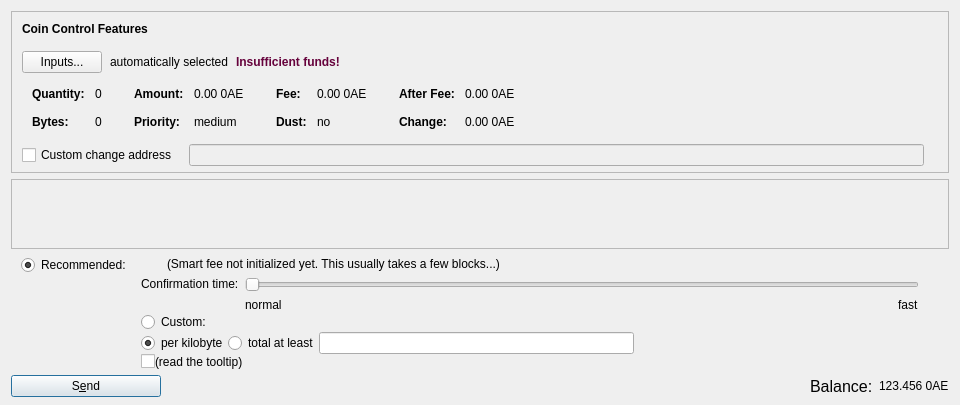
Before: the Qt Designer form src/qt/forms/sendcoinsdialog.ui in Ankh-Trust/electrum-core, drawn with Qt 5.
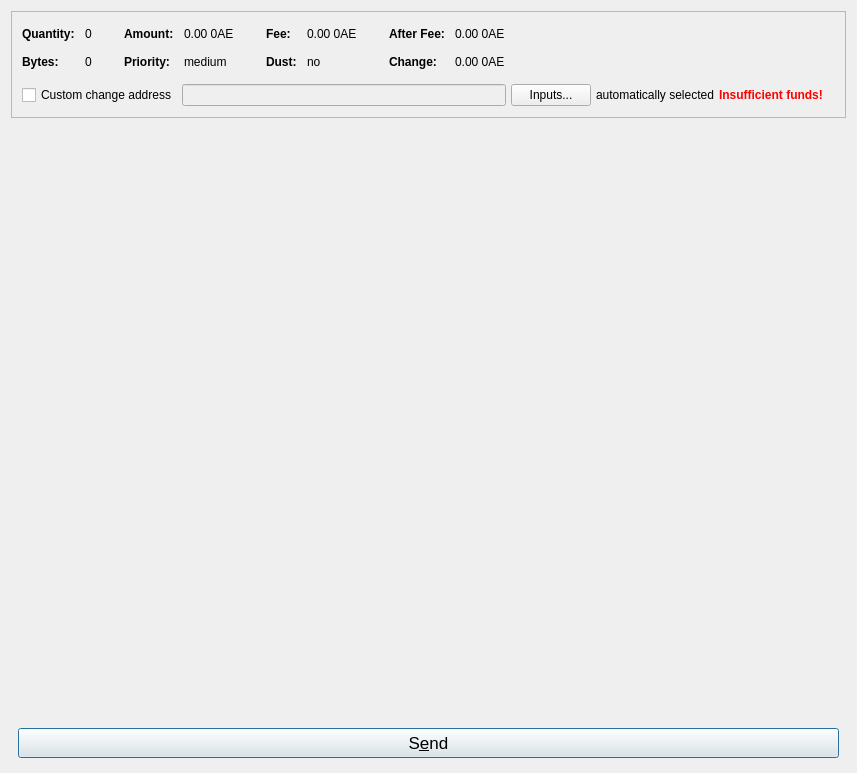
After: the same form once the commit is applied. Icons and pictures are not drawn. Custom widgets are drawn as their Qt base class.

```diff
--- a/src/qt/forms/sendcoinsdialog.ui
+++ b/src/qt/forms/sendcoinsdialog.ui
@@ -6,31 +6,19 @@
    <rect>
     <x>0</x>
     <y>0</y>
-    <width>960</width>
-    <height>320</height>
+    <width>857</width>
+    <height>773</height>
    </rect>
   </property>
   <property name="windowTitle">
    <string>Send Coins</string>
   </property>
-  <layout class="QVBoxLayout" name="verticalLayout" stretch="0,1,0,0">
+  <layout class="QVBoxLayout" name="verticalLayout" stretch="0,0,0,0">
    <property name="bottomMargin">
     <number>8</number>
    </property>
    <item>
     <widget class="QFrame" name="frameCoinControl">
-     <property name="sizePolicy">
-      <sizepolicy hsizetype="Expanding" vsizetype="Expanding">
-       <horstretch>0</horstretch>
-       <verstretch>0</verstretch>
-      </sizepolicy>
-     </property>
-     <property name="maximumSize">
-      <size>
-       <width>16777215</width>
-       <height>16777215</height>
-      </size>
-     </property>
      <property name="frameShape">
       <enum>QFrame::StyledPanel</enum>
      </property>
@@ -59,40 +47,17 @@
          <number>0</number>
         </property>
         <property name="leftMargin">
-         <number>10</number>
+         <number>0</number>
         </property>
         <property name="topMargin">
-         <number>10</number>
+         <number>0</number>
         </property>
-        <item>
-         <layout class="QHBoxLayout" name="horizontalLayoutCoinControl1">
-          <property name="bottomMargin">
-           <number>15</number>
-          </property>
-          <item>
-           <widget class="QLabel" name="labelCoinControlFeatures">
-            <property name="sizePolicy">
-             <sizepolicy hsizetype="Preferred" vsizetype="Maximum">
-              <horstretch>0</horstretch>
-              <verstretch>0</verstretch>
-             </sizepolicy>
-            </property>
-            <property name="font">
-             <font>
-              <weight>75</weight>
-              <bold>true</bold>
-             </font>
-            </property>
-            <property name="styleSheet">
-             <string notr="true">font-weight:bold;</string>
-            </property>
-            <property name="text">
-             <string>Coin Control Features</string>
-            </property>
-           </widget>
-          </item>
-         </layout>
-        </item>
+        <property name="rightMargin">
+         <number>0</number>
+        </property>
+        <property name="bottomMargin">
+         <number>0</number>
+        </property>
         <item>
          <layout class="QHBoxLayout" name="horizontalLayoutCoinControl2" stretch="0">
           <property name="spacing">
@@ -101,48 +66,6 @@
           <property name="bottomMargin">
            <number>10</number>
           </property>
-          <item>
-           <widget class="QPushButton" name="pushButtonCoinControl">
-            <property name="styleSheet">
-             <string notr="true"/>
-            </property>
-            <property name="text">
-             <string>Inputs...</string>
-            </property>
-            <property name="autoDefault">
-             <bool>false</bool>
-            </property>
-           </widget>
-          </item>
-          <item>
-           <widget class="QLabel" name="labelCoinControlAutomaticallySelected">
-            <property name="text">
-             <string>automatically selected</string>
-            </property>
-            <property name="margin">
-             <number>5</number>
-            </property>
-           </widget>
-          </item>
-          <item>
-           <widget class="QLabel" name="labelCoinControlInsuffFunds">
-            <property name="font">
-             <font>
-              <weight>75</weight>
-              <bold>true</bold>
-             </font>
-            </property>
-            <property name="styleSheet">
-             <string notr="true">color: #66023c;font-weight:bold;</string>
-            </property>
-            <property name="text">
-             <string>Insufficient funds!</string>
-            </property>
-            <property name="margin">
-             <number>5</number>
-            </property>
-           </widget>
-          </item>
           <item>
            <spacer name="horizontalSpacerCoinControl">
             <property name="orientation">
@@ -160,21 +83,6 @@
         </item>
         <item>
          <widget class="QWidget" name="widgetCoinControl" native="true">
-          <property name="sizePolicy">
-           <sizepolicy hsizetype="Preferred" vsizetype="Preferred">
-            <horstretch>0</horstretch>
-            <verstretch>0</verstretch>
-           </sizepolicy>
-          </property>
-          <property name="minimumSize">
-           <size>
-            <width>0</width>
-            <height>0</height>
-           </size>
-          </property>
-          <property name="styleSheet">
-           <string notr="true"/>
-          </property>
           <layout class="QHBoxLayout" name="horizontalLayoutCoinControl5">
            <property name="leftMargin">
             <number>0</number>
@@ -530,17 +438,20 @@
         <item>
          <layout class="QHBoxLayout" name="horizontalLayoutCoinControl4" stretch="0,0,0,0,0,0">
           <property name="spacing">
-           <number>12</number>
-          </property>
-          <property name="sizeConstraint">
-           <enum>QLayout::SetDefaultConstraint</enum>
+           <number>5</number>
           </property>
           <property name="topMargin">
            <number>5</number>
           </property>
           <property name="rightMargin">
+           <number>10</number>
+          </property>
+          <property name="bottomMargin">
            <number>5</number>
           </property>
+          <property name="leftMargin">
+           <number>10</number>
+          </property>
           <item>
            <widget class="QCheckBox" name="checkBoxCoinControlChange">
             <property name="toolTip">
@@ -556,22 +467,52 @@
             <property name="enabled">
              <bool>false</bool>
             </property>
-            <property name="sizePolicy">
-             <sizepolicy hsizetype="Expanding" vsizetype="Fixed">
-              <horstretch>0</horstretch>
-              <verstretch>0</verstretch>
-             </sizepolicy>
+           </widget>
+          </item>
+          <item>
+           <widget class="QPushButton" name="pushButtonCoinControl">
+            <property name="styleSheet">
+             <string notr="true"/>
+            </property>
+            <property name="text">
+             <string>Inputs...</string>
+            </property>
+            <property name="autoDefault">
+             <bool>false</bool>
+            </property>
+           </widget>
+          </item>
+          <item>
+           <widget class="QLabel" name="labelCoinControlAutomaticallySelected">
+            <property name="text">
+             <string>automatically selected</string>
+            </property>
+            <property name="margin">
+             <number>5</number>
+            </property>
+           </widget>
+          </item>
+          <item>
+           <widget class="QLabel" name="labelCoinControlInsuffFunds">
+            <property name="font">
+             <font>
+              <weight>75</weight>
+              <bold>true</bold>
+             </font>
+            </property>
+            <property name="styleSheet">
+             <string notr="true">color:red;font-weight:bold;</string>
+            </property>
+            <property name="text">
+             <string>Insufficient funds!</string>
+            </property>
+            <property name="margin">
+             <number>5</number>
             </property>
            </widget>
           </item>
           <item>
            <widget class="QLabel" name="labelCoinControlChangeLabel">
-            <property name="sizePolicy">
-             <sizepolicy hsizetype="Preferred" vsizetype="Expanding">
-              <horstretch>0</horstretch>
-              <verstretch>0</verstretch>
-             </sizepolicy>
-            </property>
             <property name="minimumSize">
              <size>
               <width>0</width>
@@ -588,573 +529,104 @@
           </item>
          </layout>
         </item>
-        <item>
-         <spacer name="verticalSpacerCoinControl">
-          <property name="orientation">
-           <enum>Qt::Vertical</enum>
-          </property>
-          <property name="sizeHint" stdset="0">
-           <size>
-            <width>800</width>
-            <height>1</height>
-           </size>
-          </property>
-         </spacer>
-        </item>
        </layout>
       </item>
      </layout>
     </widget>
    </item>
    <item>
-    <widget class="QScrollArea" name="scrollArea">
-     <property name="widgetResizable">
-      <bool>true</bool>
+    <spacer name="verticalSpacer">
+     <property name="orientation">
+      <enum>Qt::Vertical</enum>
      </property>
-     <widget class="QWidget" name="scrollAreaWidgetContents">
-      <property name="geometry">
-       <rect>
-        <x>0</x>
-        <y>0</y>
-        <width>824</width>
-        <height>166</height>
-       </rect>
-      </property>
-      <layout class="QVBoxLayout" name="verticalLayout_2" stretch="0,1">
-       <property name="leftMargin">
-        <number>0</number>
+     <property name="sizeType">
+      <enum>QSizePolicy::Expanding</enum>
+     </property>
+    </spacer>
+   </item>
+   <item>
+    <layout class="QVBoxLayout" name="verticalLayout_6">
+     <item>
+      <layout class="QVBoxLayout" name="entries">
+       <property name="spacing">
+        <number>6</number>
        </property>
-       <property name="topMargin">
-        <number>0</number>
-       </property>
-       <property name="rightMargin">
-        <number>0</number>
-       </property>
-       <property name="bottomMargin">
-        <number>0</number>
-       </property>
-       <item>
-        <layout class="QVBoxLayout" name="entries">
-         <property name="spacing">
-          <number>6</number>
-         </property>
-        </layout>
-       </item>
-       <item>
-        <spacer name="verticalSpacer">
-         <property name="orientation">
-          <enum>Qt::Vertical</enum>
-         </property>
-         <property name="sizeHint" stdset="0">
-          <size>
-           <width>20</width>
-           <height>40</height>
-          </size>
-         </property>
-        </spacer>
-       </item>
       </layout>
-     </widget>
-    </widget>
-   </item>
-   <item>
-    <widget class="QFrame" name="frameFee">
-     <property name="sizePolicy">
-      <sizepolicy hsizetype="Expanding" vsizetype="Maximum">
-       <horstretch>0</horstretch>
-       <verstretch>0</verstretch>
-      </sizepolicy>
-     </property>
-     <property name="maximumSize">
-      <size>
-       <width>16777215</width>
-       <height>16777215</height>
-      </size>
-     </property>
-     <property name="frameShape">
-      <enum>QFrame::NoFrame</enum>
-     </property>
-     <layout class="QVBoxLayout" name="verticalLayoutFee1">
-      <property name="spacing">
-       <number>0</number>
-      </property>
-      <property name="leftMargin">
-       <number>0</number>
-      </property>
-      <property name="topMargin">
-       <number>0</number>
-      </property>
-      <property name="rightMargin">
-       <number>0</number>
-      </property>
-      <property name="bottomMargin">
-       <number>0</number>
-      </property>
-      <item>
-       <layout class="QVBoxLayout" name="verticalLayoutFee2" stretch="0,0,0">
-        <property name="spacing">
-         <number>0</number>
-        </property>
-        <property name="leftMargin">
-         <number>10</number>
-        </property>
-        <property name="topMargin">
-         <number>0</number>
-        </property>
-        <item>
-         <layout class="QHBoxLayout" name="horizontalLayoutFee1">
-          <property name="bottomMargin">
-           <number>0</number>
-          </property>
-          <item>
-           <layout class="QVBoxLayout" name="verticalLayoutFee7">
-            <property name="spacing">
-             <number>0</number>
-            </property>
-            <item>
-             <spacer name="verticalSpacerSmartFee">
-              <property name="orientation">
-               <enum>Qt::Vertical</enum>
-              </property>
-              <property name="sizeType">
-               <enum>QSizePolicy::Fixed</enum>
-              </property>
-              <property name="sizeHint" stdset="0">
-               <size>
-                <width>1</width>
-                <height>0</height>
-               </size>
-              </property>
-             </spacer>
-            </item>
-            <item>
-             <spacer name="verticalSpacer_5">
-              <property name="orientation">
-               <enum>Qt::Vertical</enum>
-              </property>
-              <property name="sizeHint" stdset="0">
-               <size>
-                <width>1</width>
-                <height>0</height>
-               </size>
-              </property>
-             </spacer>
-            </item>
-           </layout>
-          </item>
-         </layout>
-        </item>
-        <item>
-         <widget class="QFrame" name="frameFeeSelection">
-          <layout class="QVBoxLayout" name="verticalLayoutFee12">
-           <property name="spacing">
-            <number>0</number>
-           </property>
-           <property name="leftMargin">
-            <number>0</number>
-           </property>
-           <property name="topMargin">
-            <number>0</number>
-           </property>
-           <property name="rightMargin">
-            <number>0</number>
-           </property>
-           <property name="bottomMargin">
-            <number>0</number>
-           </property>
-           <item>
-            <layout class="QGridLayout" name="gridLayoutFee">
-             <property name="topMargin">
-              <number>0</number>
-             </property>
-             <property name="bottomMargin">
-              <number>0</number>
-             </property>
-             <property name="horizontalSpacing">
-              <number>10</number>
-             </property>
-             <property name="verticalSpacing">
-              <number>0</number>
-             </property>
-             <item row="0" column="0">
-              <layout class="QVBoxLayout" name="verticalLayoutFee4" stretch="0,1">
-               <item>
-                <widget class="QRadioButton" name="radioSmartFee">
-                 <property name="text">
-                  <string>Recommended:</string>
-                 </property>
-                 <property name="checked">
-                  <bool>true</bool>
-                 </property>
-                 <attribute name="buttonGroup">
-                  <string notr="true">groupFee</string>
-                 </attribute>
-                </widget>
-               </item>
-               <item>
-                <spacer name="verticalSpacer_2">
-                 <property name="orientation">
-                  <enum>Qt::Vertical</enum>
-                 </property>
-                 <property name="sizeHint" stdset="0">
-                  <size>
-                   <width>1</width>
-                   <height>0</height>
-                  </size>
-                 </property>
-                </spacer>
-               </item>
-              </layout>
-             </item>
-             <item row="1" column="1">
-              <layout class="QVBoxLayout" name="verticalLayoutFee8" stretch="0,1">
-               <item>
-                <widget class="QRadioButton" name="radioCustomFee">
-                 <property name="text">
-                  <string>Custom:</string>
-                 </property>
-                 <attribute name="buttonGroup">
-                  <string notr="true">groupFee</string>
-                 </attribute>
-                </widget>
-               </item>
-               <item>
-                <layout class="QHBoxLayout" name="horizontalLayoutFee13">
-                 <item>
-                  <widget class="QRadioButton" name="radioCustomPerKilobyte">
-                   <property name="toolTip">
-                    <string>If the custom fee is set to 1000 satoshis and the transaction is only 250 bytes, then &quot;per kilobyte&quot; only pays 250 satoshis in fee, while &quot;total at least&quot; pays 1000 satoshis. For transactions bigger than a kilobyte both pay by kilobyte.</string>
-                   </property>
-                   <property name="text">
-                    <string>per kilobyte</string>
-                   </property>
-                   <property name="checked">
-                    <bool>true</bool>
-                   </property>
-                   <attribute name="buttonGroup">
-                    <string notr="true">groupCustomFee</string>
-                   </attribute>
-                  </widget>
-                 </item>
-                 <item>
-                  <widget class="QRadioButton" name="radioCustomAtLeast">
-                   <property name="toolTip">
-                    <string>If the custom fee is set to 1000 satoshis and the transaction is only 250 bytes, then &quot;per kilobyte&quot; only pays 250 satoshis in fee, while &quot;total at least&quot; pays 1000 satoshis. For transactions bigger than a kilobyte both pay by kilobyte.</string>
-                   </property>
-                   <property name="text">
-                    <string>total at least</string>
-                   </property>
-                   <attribute name="buttonGroup">
-                    <string notr="true">groupCustomFee</string>
-                   </attribute>
-                  </widget>
-                 </item>
-                 <item>
-                  <widget class="ElectrumAmountField" name="customFee"/>
-                 </item>
-                 <item>
-                  <spacer name="horizontalSpacer_6">
-                   <property name="orientation">
-                    <enum>Qt::Horizontal</enum>
-                   </property>
-                   <property name="sizeHint" stdset="0">
-                    <size>
-                     <width>1</width>
-                     <height>0</height>
-                    </size>
-                   </property>
-                  </spacer>
-                 </item>
-                </layout>
-               </item>
-               <item>
-                <layout class="QHBoxLayout" name="horizontalLayoutFee8">
-                 <item>
-                  <widget class="QCheckBox" name="checkBoxMinimumFee">
-                   <property name="toolTip">
-                    <string>Paying only the minimum fee is just fine as long as there is less transaction volume than space in the blocks. But be aware that this can end up in a never confirming transaction once there is more demand for electrum transactions than the network can process.</string>
-                   </property>
-                   <property name="text">
-                    <string/>
-                   </property>
-                  </widget>
-                 </item>
-                 <item>
-                  <widget class="QLabel" name="labelMinFeeWarning">
-                   <property name="enabled">
-                    <bool>true</bool>
-                   </property>
-                   <property name="toolTip">
-                    <string>Paying only the minimum fee is just fine as long as there is less transaction volume than space in the blocks. But be aware that this can end up in a never confirming transaction once there is more demand for electrum transactions than the network can process.</string>
-                   </property>
-                   <property name="text">
-                    <string>(read the tooltip)</string>
-                   </property>
-                   <property name="margin">
-                    <number>5</number>
-                   </property>
-                  </widget>
-                 </item>
-                 <item>
-                  <spacer name="horizontalSpacer_2">
-                   <property name="orientation">
-                    <enum>Qt::Horizontal</enum>
-                   </property>
-                   <property name="sizeHint" stdset="0">
-                    <size>
-                     <width>1</width>
-                     <height>0</height>
-                    </size>
-                   </property>
-                  </spacer>
-                 </item>
-                </layout>
-               </item>
-              </layout>
-             </item>
-             <item row="0" column="1">
-              <layout class="QVBoxLayout" name="verticalLayoutFee3" stretch="0,0,1">
-               <property name="spacing">
-                <number>6</number>
-               </property>
-               <property name="topMargin">
-                <number>2</number>
-               </property>
-               <item>
-                <layout class="QHBoxLayout" name="horizontalLayoutFee12">
-                 <item>
-                  <widget class="QLabel" name="labelSmartFee">
-                   <property name="text">
-                    <string/>
-                   </property>
-                   <property name="margin">
-                    <number>2</number>
-                   </property>
-                  </widget>
-                 </item>
-                 <item>
-                  <widget class="QLabel" name="labelFeeEstimation">
-                   <property name="text">
-                    <string/>
-                   </property>
-                  </widget>
-                 </item>
-                 <item>
-                  <widget class="QLabel" name="labelSmartFee2">
-                   <property name="text">
-                    <string>(Smart fee not initialized yet. This usually takes a few blocks...)</string>
-                   </property>
-                   <property name="margin">
-                    <number>2</number>
-                   </property>
-                  </widget>
-                 </item>
-                 <item>
-                  <spacer name="horizontalSpacer_5">
-                   <property name="orientation">
-                    <enum>Qt::Horizontal</enum>
-                   </property>
-                   <property name="sizeHint" stdset="0">
-                    <size>
-                     <width>1</width>
-                     <height>0</height>
-                    </size>
-                   </property>
-                  </spacer>
-                 </item>
-                </layout>
-               </item>
-               <item>
-                <layout class="QHBoxLayout" name="horizontalLayoutFee9">
-                 <item>
-                  <layout class="QVBoxLayout" name="verticalLayoutFee6">
-                   <item>
-                    <widget class="QLabel" name="labelSmartFee3">
-                     <property name="text">
-                      <string>Confirmation time:</string>
-                     </property>
-                     <property name="margin">
-                      <number>2</number>
-                     </property>
-                    </widget>
-                   </item>
-                   <item>
-                    <spacer name="verticalSpacer_3">
-                     <property name="orientation">
-                      <enum>Qt::Vertical</enum>
-                     </property>
-                     <property name="sizeHint" stdset="0">
-                      <size>
-                       <width>1</width>
-                       <height>0</height>
-                      </size>
-                     </property>
-                    </spacer>
-                   </item>
-                  </layout>
-                 </item>
-                 <item>
-                  <layout class="QVBoxLayout" name="verticalLayoutFee5">
-                   <property name="rightMargin">
-                    <number>30</number>
-                   </property>
-                   <item>
-                    <widget class="QSlider" name="sliderSmartFee">
-                     <property name="minimum">
-                      <number>0</number>
-                     </property>
-                     <property name="maximum">
-                      <number>24</number>
-                     </property>
-                     <property name="pageStep">
-                      <number>1</number>
-                     </property>
-                     <property name="value">
-                      <number>0</number>
-                     </property>
-                     <property name="orientation">
-                      <enum>Qt::Horizontal</enum>
-                     </property>
-                     <property name="invertedAppearance">
-                      <bool>false</bool>
-                     </property>
-                     <property name="invertedControls">
-                      <bool>false</bool>
-                     </property>
-                     <property name="tickPosition">
-                      <enum>QSlider::NoTicks</enum>
-                     </property>
-                    </widget>
-                   </item>
-                   <item>
-                    <layout class="QHBoxLayout" name="horizontalLayoutFee10">
-                     <item>
-                      <widget class="QLabel" name="labelSmartFeeNormal">
-                       <property name="text">
-                        <string>normal</string>
-                       </property>
-                      </widget>
-                     </item>
-                     <item>
-                      <spacer name="horizontalSpacer_3">
-                       <property name="orientation">
-                        <enum>Qt::Horizontal</enum>
-                       </property>
-                       <property name="sizeHint" stdset="0">
-                        <size>
-                         <width>40</width>
-                         <height>0</height>
-                        </size>
-                       </property>
-                      </spacer>
-                     </item>
-                     <item>
-                      <widget class="QLabel" name="labelSmartFeeFast">
-                       <property name="text">
-                        <string>fast</string>
-                       </property>
-                      </widget>
-                     </item>
-                    </layout>
-                   </item>
-                  </layout>
-                 </item>
-                </layout>
-               </item>
-              </layout>
-             </item>
-            </layout>
-           </item>
-          </layout>
-         </widget>
-        </item>
-       </layout>
-      </item>
-     </layout>
-    </widget>
-   </item>
-   <item>
-    <layout class="QHBoxLayout" name="horizontalLayout">
-     <item>
-      <widget class="QPushButton" name="sendButton">
-       <property name="minimumSize">
-        <size>
-         <width>150</width>
-         <height>0</height>
-        </size>
-       </property>
-       <property name="toolTip">
-        <string>Confirm the send action</string>
-       </property>
-       <property name="text">
-        <string>S&amp;end</string>
-       </property>
-       <property name="icon">
-        <iconset resource="../electrum.qrc">
-         <normaloff>:/icons/send</normaloff>:/icons/send</iconset>
-       </property>
-       <property name="autoDefault">
-        <bool>false</bool>
-       </property>
-       <property name="default">
-        <bool>true</bool>
-       </property>
-      </widget>
      </item>
      <item>
-      <spacer name="horizontalSpacer">
+      <spacer name="horizontalSpacer_7">
        <property name="orientation">
-        <enum>Qt::Horizontal</enum>
+        <enum>Qt::Vertical</enum>
        </property>
        <property name="sizeHint" stdset="0">
         <size>
-         <width>40</width>
+         <width>0</width>
          <height>20</height>
         </size>
        </property>
       </spacer>
      </item>
      <item>
-      <widget class="QLabel" name="label">
-       <property name="font">
-        <font>
-         <pointsize>12</pointsize>
-        </font>
-       </property>
-       <property name="text">
-        <string>Balance:</string>
-       </property>
-      </widget>
-     </item>
-     <item>
-      <widget class="QLabel" name="labelBalance">
-       <property name="sizePolicy">
-        <sizepolicy hsizetype="Preferred" vsizetype="Fixed">
-         <horstretch>0</horstretch>
-         <verstretch>0</verstretch>
-        </sizepolicy>
-       </property>
-       <property name="cursor">
-        <cursorShape>IBeamCursor</cursorShape>
-       </property>
-       <widget class="QPushButton" name="fullAmountBtn">
-        <property name="cursor">
-         <cursorShape>PointingHandCursor</cursorShape>
-        </property>
-        <property name="styleSheet">
-         <string notr="true">border:0; background-color:none; </string>
-        </property>
-       </widget>
-       <property name="text">
-        <string notr="true">123.456 0AE</string>
-       </property>
-       <property name="textInteractionFlags">
-        <set>Qt::LinksAccessibleByMouse|Qt::TextSelectableByKeyboard|Qt::TextSelectableByMouse</set>
-       </property>
-      </widget>
+      <layout class="QHBoxLayout" name="horizontalLayout_4">
+       <item>
+        <spacer name="horizontalSpacer_7">
+         <property name="orientation">
+          <enum>Qt::Horizontal</enum>
+         </property>
+        </spacer>
+       </item>
+       <item>
+        <widget class="QPushButton" name="sendButton">
+         <property name="minimumSize">
+          <size>
+           <width>180</width>
+           <height>30</height>
+          </size>
+         </property>
+         <property name="font">
+          <font>
+           <pointsize>13</pointsize>
+          </font>
+         </property>
+         <property name="toolTip">
+          <string>Confirm the send action</string>
+         </property>
+         <property name="text">
+          <string>S&amp;end</string>
+         </property>
+         <property name="icon">
+          <iconset resource="../electrum.qrc">
+           <normaloff>:/icons/send</normaloff>:/icons/send</iconset>
+         </property>
+         <property name="autoDefault">
+          <bool>false</bool>
+         </property>
+         <property name="default">
+          <bool>true</bool>
+         </property>
+        </widget>
+       </item>
+       <item>
+        <spacer name="horizontalSpacer_10">
+         <property name="orientation">
+          <enum>Qt::Horizontal</enum>
+         </property>
+        </spacer>
+       </item>
+      </layout>
      </item>
     </layout>
    </item>
+   <item>
+    <spacer name="verticalSpacer">
+     <property name="orientation">
+      <enum>Qt::Vertical</enum>
+     </property>
+     <property name="sizeType">
+      <enum>QSizePolicy::Expanding</enum>
+     </property>
+    </spacer>
+   </item>
   </layout>
  </widget>
  <customwidgets>
```
Left out of the diff: 4 changed lines with no effect on the pictures.
